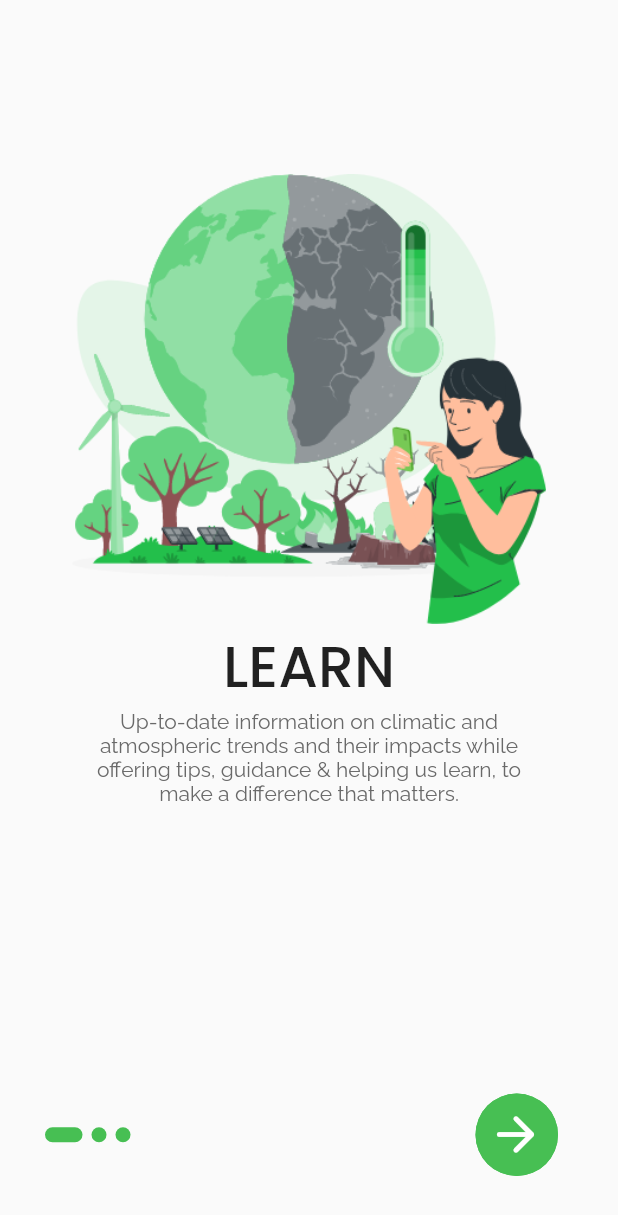
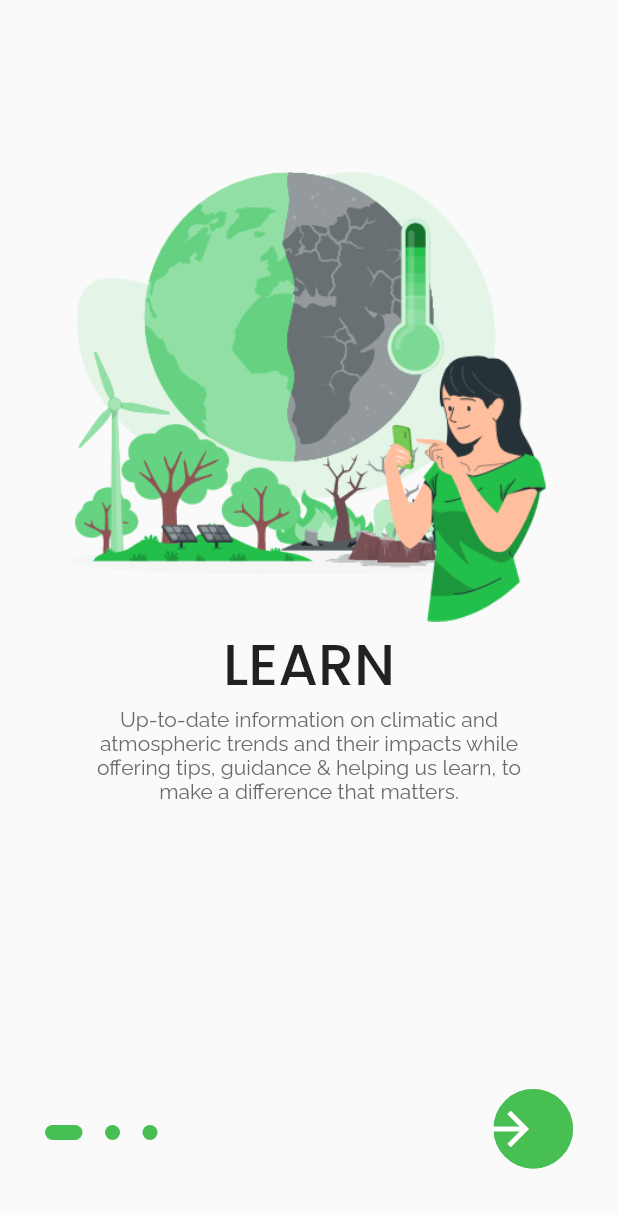
Before and after one commit to abd529/Climate-Care, a Flutter app: the screen it shows after launch, on a phone screen of 412 x 824 dp. Shown: the top 1215 px of the screen. Run offline on Flutter 3.47's test engine with Material 2 defaults, Android fonts, the phone set to English and light mode, and no system bars; our stand-ins replace animated_splash_screen, dots_indicator, flutter_login, font_awesome_flutter, google_fonts, percent_indicator.

Commit message:
Changed the Onboarding next icon
:wink:

```diff
--- a/lib/onboarding/onbording.dart
+++ b/lib/onboarding/onbording.dart
@@ -82,9 +82,13 @@ class _OnbordingState extends State<Onbording> {
             ),
           ),
           Row(
+            mainAxisAlignment: MainAxisAlignment.spaceBetween,
+            crossAxisAlignment: CrossAxisAlignment.center,
             children: [
               Container(
-                margin: const EdgeInsets.only(left: 30),
+                margin: const EdgeInsets.only(
+                  left: 30,
+                ),
                 child: Row(
                   mainAxisAlignment: MainAxisAlignment.center,
                   children: List.generate(
@@ -93,15 +97,14 @@ class _OnbordingState extends State<Onbording> {
                   ),
                 ),
               ),
-              const Spacer(),
               Container(
                 decoration: BoxDecoration(
                   borderRadius: BorderRadius.circular(50),
                   color: Theme.of(context).primaryColor,
                 ),
-                height: 55,
-                margin: const EdgeInsets.all(40),
-                width: 55,
+                height: 53,
+                margin: const EdgeInsets.only(top: 40, bottom: 45, right: 30),
+                width: 53,
                 child: TextButton(
                   onPressed: () {
                     if (currentIndex == contents.length - 1) {
@@ -126,10 +129,10 @@ class _OnbordingState extends State<Onbording> {
                   child: Stack(
                     children: const <Widget>[
                       Align(
-                        alignment: Alignment.centerLeft,
+                        alignment: Alignment(-30, 0),
                         child: Icon(
-                          Icons.arrow_forward_rounded,
-                          size: 38,
+                          Icons.arrow_forward_sharp,
+                          size: 36,
                           color: Colors.white,
                         ),
                       ),
@@ -148,7 +151,7 @@ class _OnbordingState extends State<Onbording> {
     return Container(
       height: 10,
       width: currentIndex == index ? 25 : 10,
-      margin: EdgeInsets.only(right: 6),
+      margin: EdgeInsets.only(right: 15),
       decoration: BoxDecoration(
         borderRadius: BorderRadius.circular(20),
         color: Theme.of(context).primaryColor,
```
